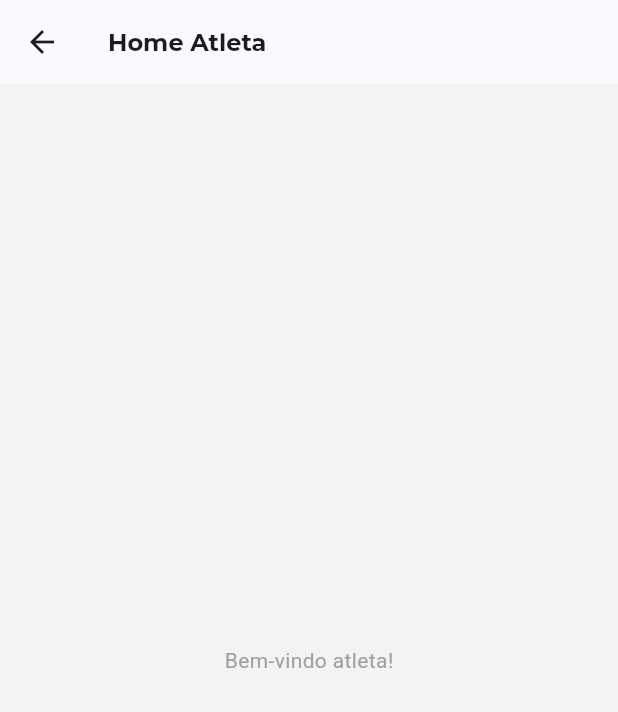
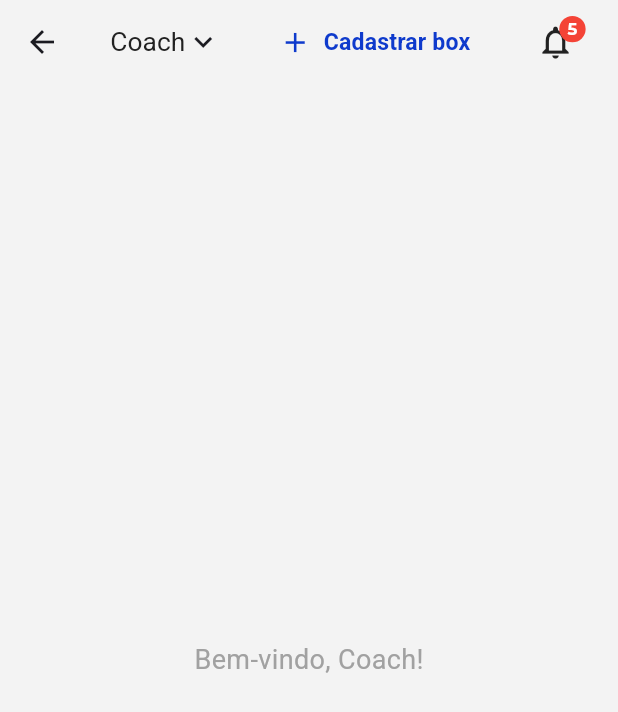
Before and after one commit to grbeltrame/TCC-MOTIVA-APP, a Flutter app: the AthleteHomeScreen screen opened by its route, on a phone screen of 412 x 824 dp. Shown: the top 712 px of the screen. Run offline on Flutter 3.47's test engine with Material 3 defaults, Android fonts, the phone set to English and light mode, and no system bars.

Commit message:
feat(app): start common widgets topnavbar and bottomsheet

```diff
--- /dev/null
+++ b/flutter_app/lib/core/services/auth_service.dart
@@ -0,0 +1 @@
+//todas as chamadas relacionadas a login, signup, recuperação de senha, verificar OTP, reset de senha.
--- /dev/null
+++ b/flutter_app/lib/core/services/notification_service.dart
@@ -0,0 +1 @@
+//buscar notificações, marcar como lidas.
--- /dev/null
+++ b/flutter_app/lib/core/services/profile_service.dart
@@ -0,0 +1,18 @@
+//troca de perfil aluno/coach, listagem de boxes do coach.
+
+// lib/features/auth/services/profile_service.dart
+
+/// TODO: retirar este mock e implementar chamada real ao backend via AuthService
+class ProfileService {
+  // MOCK: dados estáticos até termos API
+  final List<String> _roles = ['student', 'coach'];
+  String get currentRoleLabel => 'Coach'; // ou 'Coach'
+  List<String> get coachBoxNames => []; // boxes cadastrados
+  String? get currentBoxName => null;
+  int get unreadCount => 5;
+
+  bool hasRole(String role) => _roles.contains(role);
+
+  // FUTURO: aqui implementar
+  // Future<UserProfile> fetchUserProfile() async { ... }
+}
--- a/flutter_app/lib/features/user/athlete/athlete_home_screen.dart
+++ b/flutter_app/lib/features/user/athlete/athlete_home_screen.dart
@@ -1,15 +1,46 @@
 // lib/features/athlete_home/presentation/athlete_home_screen.dart
 import 'package:flutter/material.dart';
+import 'package:flutter_app/shared/widgets/top_navbar.dart';
+import 'package:flutter_app/core/services/profile_service.dart';
 
+/// Instância única de ProfileService (mock) criada fora do widget
+final _profileService = ProfileService();
+
+/// Tela inicial do atleta (ou coach, se estiver no perfil de coach).
 class AthleteHomeScreen extends StatelessWidget {
   static const routeName = '/athlete_home';
+
   const AthleteHomeScreen({Key? key}) : super(key: key);
+
+  // método para abrir o BottomSheet de cadastro de box
+  void _openRegisterBoxSheet(BuildContext context) {
+    showModalBottomSheet(
+      context: context,
+      shape: const RoundedRectangleBorder(
+        borderRadius: BorderRadius.vertical(top: Radius.circular(16)),
+      ),
+      builder:
+          (_) => Container(
+            height: 200,
+            alignment: Alignment.center,
+            child: const Text('Formulário de cadastro de box aqui'),
+          ),
+    );
+  }
 
   @override
   Widget build(BuildContext context) {
     return Scaffold(
-      appBar: AppBar(title: const Text('Home Atleta')),
-      body: const Center(child: Text('Bem-vindo atleta!')),
+      // 1) Barra superior customizada — **sem** const, pois recebe callback não-const
+      appBar: TopNavbar(onRegisterBox: () => _openRegisterBoxSheet(context)),
+
+      // Corpo da tela
+      body: Center(
+        child: Text(
+          'Bem-vindo, ${_profileService.currentRoleLabel}!',
+          style: const TextStyle(fontSize: 18),
+        ),
+      ),
     );
   }
 }
--- /dev/null
+++ b/flutter_app/lib/shared/widgets/top_navbar.dart
@@ -0,0 +1,193 @@
+// lib/shared/widgets/top_navbar.dart
+import 'package:flutter/material.dart';
+import 'package:flutter_app/core/constants/app_colors.dart';
+import 'package:flutter_app/core/constants/app_fonts.dart';
+import 'package:flutter_app/core/services/profile_service.dart';
+import 'package:flutter_app/shared/widgets/text_action_button.dart';
+
+/// TopNavbar genérico: ele mesmo consulta o ProfileService e se atualiza.
+/// Basta usá-lo em qualquer Scaffold: appBar: const TopNavbar()
+class TopNavbar extends StatefulWidget implements PreferredSizeWidget {
+  /// Chamado quando o usuário clica em “Cadastrar box”
+  final VoidCallback onRegisterBox;
+  const TopNavbar({Key? key, required this.onRegisterBox}) : super(key: key);
+
+  @override
+  Size get preferredSize => const Size.fromHeight(kToolbarHeight);
+
+  @override
+  _TopNavbarState createState() => _TopNavbarState();
+}
+
+class _TopNavbarState extends State<TopNavbar> {
+  final ProfileService _service = ProfileService();
+
+  // estado local
+  late bool _hasStudent, _hasCoach;
+  late String _currentRole;
+  late List<String> _coachBoxes;
+  String? _currentBox;
+  late int _unread;
+
+  @override
+  void initState() {
+    super.initState();
+    _loadProfileData();
+  }
+
+  void _loadProfileData() {
+    // MOCK por enquanto; quando tiver API, troque por chamadas async/await
+    setState(() {
+      _hasStudent = _service.hasRole('student');
+      _hasCoach = _service.hasRole('coach');
+      _currentRole = _service.currentRoleLabel;
+      _coachBoxes = _service.coachBoxNames;
+      _currentBox = _service.currentBoxName;
+      _unread = _service.unreadCount;
+    });
+  }
+
+  @override
+  Widget build(BuildContext context) {
+    final scale = MediaQuery.of(context).size.width / 375.0;
+
+    return AppBar(
+      backgroundColor: AppColors.offWhite,
+      elevation: 0,
+      centerTitle: false,
+      titleSpacing: 16.0 * scale,
+      title: Row(
+        children: [
+          // 1) Perfil: dropdown só se tiver ambos
+          if (_hasStudent && _hasCoach)
+            _buildMenu<String>(
+              label: _currentRole,
+              items: ['Aluno', 'Coach'],
+              onSelected: (v) {
+                // TODO BACKEND: setActiveRole(v)
+                setState(() => _currentRole = v);
+              },
+              scale: scale,
+            )
+          else
+            Text(
+              _currentRole,
+              style: TextStyle(
+                fontFamily: AppFonts.montserrat,
+                fontWeight: AppFontWeight.bold,
+                fontSize: 18 * scale,
+                color: AppColors.darkText,
+              ),
+            ),
+
+          SizedBox(width: 24 * scale),
+
+          // 2) Boxes (coach only)
+          if (_currentRole == 'Coach')
+            _coachBoxes.isNotEmpty
+                ? _buildMenu<String>(
+                  label: _currentBox ?? 'Selecione box',
+                  items: _coachBoxes,
+                  onSelected: (v) {
+                    // TODO BACKEND: setActiveBox(v)
+                    setState(() => _currentBox = v);
+                  },
+                  scale: scale,
+                )
+                : TextActionButton(
+                  icon: Icons.add, // ícone de “+”
+                  text: 'Cadastrar box',
+                  onPressed: widget.onRegisterBox,
+                ),
+
+          const Spacer(),
+
+          // 3) Notificações
+          Stack(
+            clipBehavior: Clip.none,
+            children: [
+              IconButton(
+                icon: Icon(
+                  Icons.notifications_none,
+                  size: 24 * scale,
+                  color: AppColors.darkText,
+                ),
+                onPressed: () {
+                  // TODO: navegar para notificações
+                },
+              ),
+              if (_unread > 0)
+                Positioned(
+                  right: 4,
+                  top: 4,
+                  child: Container(
+                    padding: EdgeInsets.all(4 * scale),
+                    decoration: const BoxDecoration(
+                      color: Colors.red,
+                      shape: BoxShape.circle,
+                    ),
+                    constraints: BoxConstraints(
+                      minWidth: 16 * scale,
+                      minHeight: 16 * scale,
+                    ),
+                    child: Text(
+                      '$_unread',
+                      textAlign: TextAlign.center,
+                      style: TextStyle(
+                        color: Colors.white,
+                        fontSize: 10 * scale,
+                      ),
+                    ),
+                  ),
+                ),
+            ],
+          ),
+        ],
+      ),
+    );
+  }
+
+  Widget _buildMenu<T>({
+    required String label,
+    required List<T> items,
+    required ValueChanged<String> onSelected,
+    required double scale,
+  }) {
+    return PopupMenuButton<T>(
+      initialValue: items.contains(label as T) ? label as T : null,
+      onSelected: (value) => onSelected(value.toString()),
+      itemBuilder:
+          (_) =>
+              items
+                  .map(
+                    (e) => PopupMenuItem<T>(
+                      value: e,
+                      child: Text(
+                        e.toString(),
+                        style: TextStyle(
+                          fontFamily: AppFonts.roboto,
+                          fontWeight: AppFontWeight.regular,
+                          fontSize: 14 * scale,
+                          color: AppColors.darkText,
+                        ),
+                      ),
+                    ),
+                  )
+                  .toList(),
+      child: Row(
+        children: [
+          Text(
+            label,
+            style: TextStyle(
+              fontFamily: AppFonts.roboto,
+              fontWeight: AppFontWeight.regular,
+              fontSize: 16 * scale,
+              color: AppColors.darkText,
+            ),
+          ),
+          const Icon(Icons.keyboard_arrow_down),
+        ],
+      ),
+    );
+  }
+}
```
Also changed, not shown: flutter_app/lib/features/auth/presentation/login_screen.dart (+10 -5 lines), flutter_app/lib/shared/widgets/app_bottom_sheet.dart (added, +37 -0 lines).
